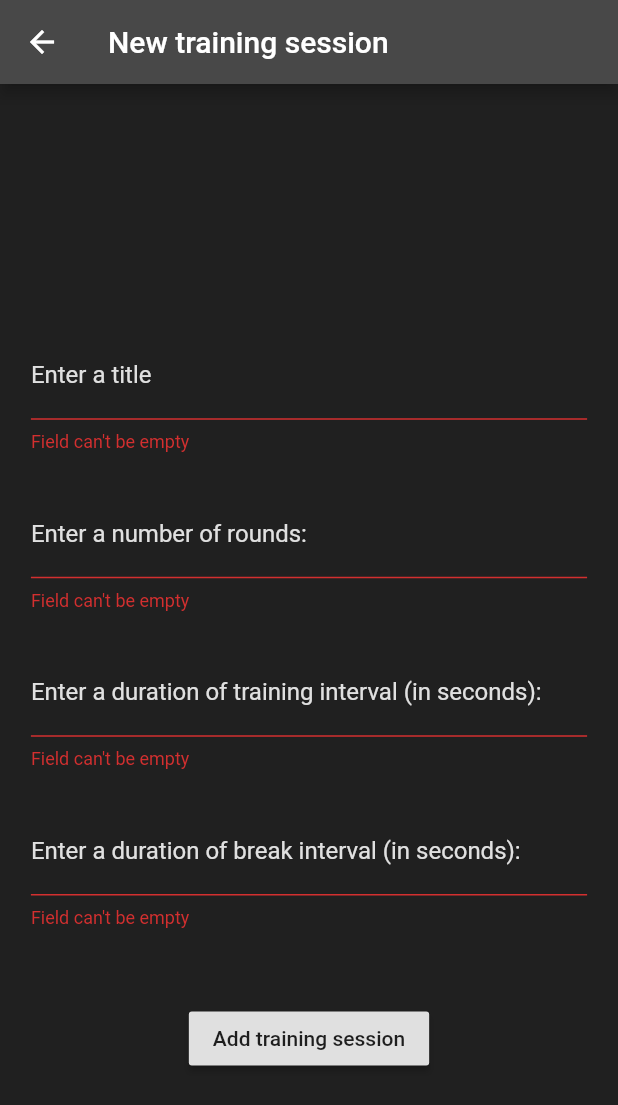
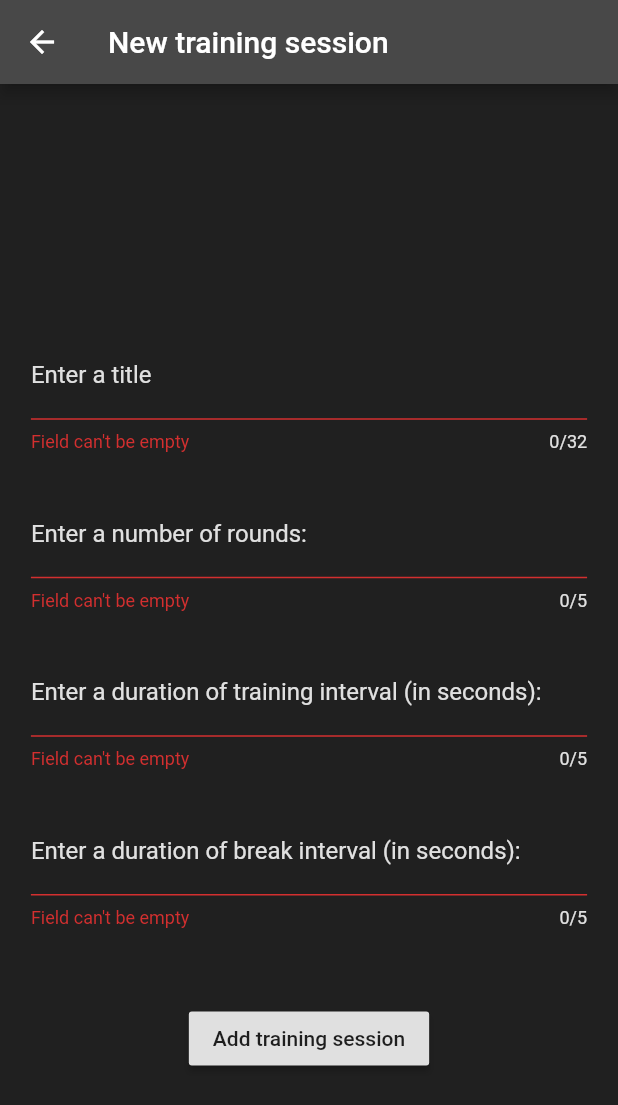
Before and after one commit to FahrudinSljivo/Interval-Timer-App, a Flutter app: the AddTrainingSession screen opened directly, after a tap on "Add training session", on a phone screen of 412 x 824 dp. Shown: the top 1105 px of the screen. Run offline on Flutter 3.47's test engine with Material 2 defaults, Android fonts, the phone set to English and light mode, and no system bars; our stand-ins replace cloud_firestore, firebase_auth, firebase_core, flutter_spinkit; missing offline and left inert: auth; accounts and stored records are empty; statements that could not run were skipped.

Commit message:
everything is almost working, but dismissable has to go

```diff
--- a/lib/main.dart
+++ b/lib/main.dart
@@ -2,17 +2,11 @@ import 'package:firebase_core/firebase_core.dart';
 import 'package:flutter/material.dart';
 import 'package:flutter/services.dart';
 import 'package:interval_timer_app/providers/trainingSessionsProvider.dart';
-import 'package:interval_timer_app/view/addTrainingSession/pages/addTrainingSession.dart';
-import 'package:interval_timer_app/view/authentication/login/login.dart';
-import 'package:interval_timer_app/view/authentication/register/register.dart';
-import 'package:interval_timer_app/view/homepage/pages/homepage.dart';
 import 'package:interval_timer_app/view/splash/splash.dart';
 import 'package:provider/provider.dart';
-import 'package:shared_preferences/shared_preferences.dart';
 
 void main() async {
   WidgetsFlutterBinding.ensureInitialized();
-  SharedPreferences.setMockInitialValues({});
   await Firebase.initializeApp();
   runApp(MyApp());
 }
--- a/lib/providers/trainingSessionsProvider.dart
+++ b/lib/providers/trainingSessionsProvider.dart
@@ -22,6 +22,11 @@ class TrainingSessionsProvider with ChangeNotifier {
           ),
         )
         .toList();
+    //notifyListeners();
+  }
+
+  void removeTrainingSession(TrainingSessionModel tsm) {
+    _trainingSessions.remove(tsm);
     notifyListeners();
   }
 }
--- a/lib/utils/globals.dart
+++ b/lib/utils/globals.dart
@@ -1 +1,4 @@
+import 'package:interval_timer_app/models/trainingSessionModel.dart';
+
 String currentlySignedUser;
+List<TrainingSessionModel> trainingSessionsList = [];
--- a/lib/utils/styles.dart
+++ b/lib/utils/styles.dart
@@ -36,6 +36,9 @@ class HomePageStyles {
 class NewTrainingSessionStyles {
   inputFieldStyle({String labelText, String hintText = ""}) {
     return InputDecoration(
+      helperStyle: TextStyle(
+        color: ternaryTheme,
+      ),
       hintText: hintText,
       labelText: labelText,
       labelStyle: TextStyle(
--- a/lib/view/addTrainingSession/pages/addTrainingSession.dart
+++ b/lib/view/addTrainingSession/pages/addTrainingSession.dart
@@ -53,16 +53,19 @@ class _AddTrainingSessionState extends State<AddTrainingSession> {
                       NewSessionFormField(
                         labelText: "Enter a number of rounds: ",
                         fieldController: _roundsController,
+                        atLeast: 2,
                       ),
                       NewSessionFormField(
                         labelText:
                             "Enter a duration of training interval (in seconds): ",
                         fieldController: _trainingDuration,
+                        atLeast: 5,
                       ),
                       NewSessionFormField(
                         labelText:
                             "Enter a duration of break interval (in seconds): ",
                         fieldController: _breakDuration,
+                        atLeast: 5,
                       ),
                       SizedBox(
                         height: SizeConfig.blockSizeVertical * 3,
--- a/lib/view/addTrainingSession/widgets/formField.dart
+++ b/lib/view/addTrainingSession/widgets/formField.dart
@@ -2,18 +2,21 @@ import 'package:flutter/material.dart';
 import 'package:interval_timer_app/utils/colors.dart';
 import 'package:interval_timer_app/utils/sizeConfig.dart';
 import 'package:interval_timer_app/utils/styles.dart';
+import 'package:interval_timer_app/viewModel/trainingSession/trainingSession.dart';
 
 class NewSessionFormField extends StatelessWidget {
   final String labelText;
   final String hintText;
   final TextInputType inputType;
   final TextEditingController fieldController;
+  final int atLeast;
 
   NewSessionFormField(
       {this.labelText,
       this.hintText = "",
       this.inputType = TextInputType.number,
-      this.fieldController});
+      this.fieldController,
+      this.atLeast});
   @override
   Widget build(BuildContext context) {
     SizeConfig().init(context);
@@ -24,12 +27,21 @@ class NewSessionFormField extends StatelessWidget {
             horizontal: SizeConfig.blockSizeHorizontal * 5,
           ),
           child: TextFormField(
+            maxLength: labelText == "Enter a title" ? 32 : 5,
             style: TextStyle(color: ternaryTheme),
             controller: fieldController,
             validator: (value) {
               if (value.isEmpty) {
                 return 'Field can\'t be empty';
               }
+              if (!(labelText == "Enter a title")) {
+                if (!isNumeric(value))
+                  return ('Input is limited only to integers');
+                if (int.parse(value) < atLeast) {
+                  return ('Can\'t enter smaller number than $atLeast');
+                }
+              }
+
               return null;
             },
             keyboardType: inputType,
--- a/lib/view/authentication/sharedWidgets/submitButton.dart
+++ b/lib/view/authentication/sharedWidgets/submitButton.dart
@@ -4,7 +4,6 @@ import 'package:interval_timer_app/utils/colors.dart';
 import 'package:interval_timer_app/utils/sizeConfig.dart';
 import 'package:interval_timer_app/view/homepage/pages/homepage.dart';
 import 'package:interval_timer_app/viewModel/auth/auth.dart';
-import 'package:shared_preferences/shared_preferences.dart';
 
 class SubmitButton extends StatefulWidget {
   final String submitText;
--- a/lib/view/splash/splash.dart
+++ b/lib/view/splash/splash.dart
@@ -5,7 +5,6 @@ import 'package:interval_timer_app/utils/colors.dart';
 import 'package:interval_timer_app/utils/globals.dart';
 import 'package:interval_timer_app/utils/sizeConfig.dart';
 import 'package:interval_timer_app/viewModel/splash/splash.dart';
-import 'package:shared_preferences/shared_preferences.dart';
 
 class SplashScreen extends StatefulWidget {
   @override
--- a/pubspec.yaml
+++ b/pubspec.yaml
@@ -29,7 +29,6 @@ dependencies:
   auth: ^7.2.0
   firebase_core: ^0.5.0+1
   flutter_spinkit: ^4.1.2+1
-  shared_preferences: ^0.5.8
 
 
   # The following adds the Cupertino Icons font to your application.
```
Also changed, not shown: lib/view/homepage/pages/homepage.dart (+13 -24 lines), lib/view/homepage/widgets/trainingSessionTile.dart (+11 -3 lines), lib/viewModel/auth/auth.dart (+14 -12 lines), lib/viewModel/splash/splash.dart (+3 -15 lines), lib/viewModel/trainingSession/trainingSession.dart (+7 -0 lines), pubspec.lock.
